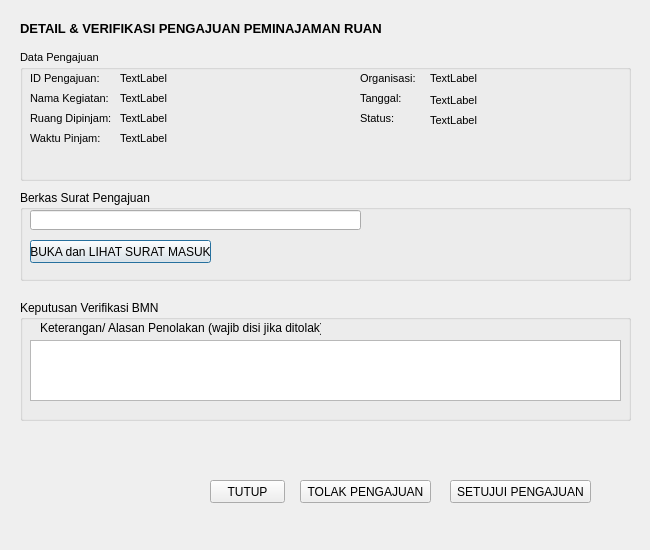
Qt form ui/detail_dan_verifikasi_pengajuan.ui (Ariel-F-S/SistemPeminjamanRuangPolinemaKampusKediri) before a commit.
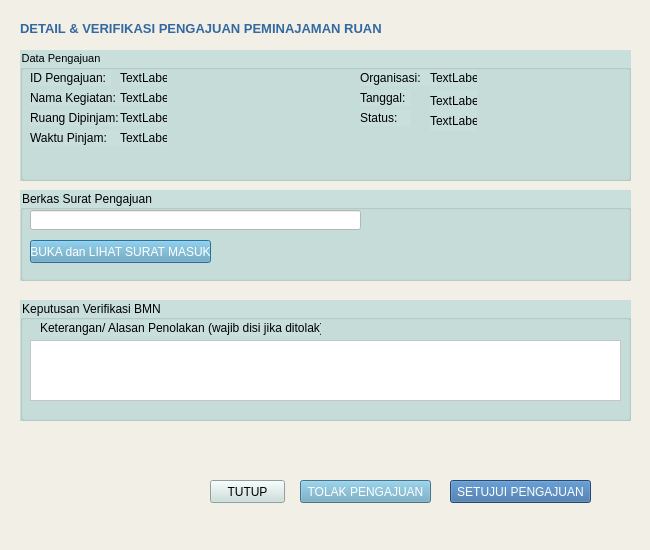
The same form after that commit.

The edit to the form file:
```diff
--- a/ui/detail_dan_verifikasi_pengajuan.ui
+++ b/ui/detail_dan_verifikasi_pengajuan.ui
@@ -13,6 +13,9 @@
   <property name="windowTitle">
    <string>Dialog</string>
   </property>
+  <property name="styleSheet">
+   <string notr="true">background-color: #F2EFE7;</string>
+  </property>
   <widget class="QLabel" name="label">
    <property name="geometry">
     <rect>
@@ -29,6 +32,9 @@
      <bold>true</bold>
     </font>
    </property>
+   <property name="styleSheet">
+    <string notr="true">color: #3368A0;</string>
+   </property>
    <property name="text">
     <string>DETAIL &amp; VERIFIKASI PENGAJUAN PEMINAJAMAN RUANG</string>
    </property>
@@ -47,6 +53,9 @@
      <pointsize>8</pointsize>
     </font>
    </property>
+   <property name="styleSheet">
+    <string notr="true">background-color: #C8DFDB;</string>
+   </property>
    <property name="title">
     <string>Data Pengajuan</string>
    </property>
@@ -242,6 +251,9 @@
      <height>91</height>
     </rect>
    </property>
+   <property name="styleSheet">
+    <string notr="true">background-color: #C8DFDB;</string>
+   </property>
    <property name="title">
     <string>Berkas Surat Pengajuan</string>
    </property>
@@ -254,6 +266,9 @@
       <height>20</height>
      </rect>
     </property>
+    <property name="styleSheet">
+     <string notr="true">background-color: white;</string>
+    </property>
    </widget>
    <widget class="QPushButton" name="pushButton">
     <property name="geometry">
@@ -264,6 +279,10 @@
       <height>23</height>
      </rect>
     </property>
+    <property name="styleSheet">
+     <string notr="true">background-color: #66A3BF;
+color: white;</string>
+    </property>
     <property name="text">
      <string>BUKA dan LIHAT SURAT MASUK</string>
     </property>
@@ -278,6 +297,9 @@
      <height>121</height>
     </rect>
    </property>
+   <property name="styleSheet">
+    <string notr="true">background-color: #C8DFDB;</string>
+   </property>
    <property name="title">
     <string>Keputusan Verifikasi BMN</string>
    </property>
@@ -290,6 +312,9 @@
       <height>61</height>
      </rect>
     </property>
+    <property name="styleSheet">
+     <string notr="true">background-color: white;</string>
+    </property>
    </widget>
    <widget class="QLabel" name="label_16">
     <property name="geometry">
@@ -314,6 +339,9 @@
      <height>23</height>
     </rect>
    </property>
+   <property name="styleSheet">
+    <string notr="true">background-color: #C8DFDB;</string>
+   </property>
    <property name="text">
     <string>TUTUP</string>
    </property>
@@ -327,6 +355,10 @@
      <height>23</height>
     </rect>
    </property>
+   <property name="styleSheet">
+    <string notr="true">background-color: #66A3BF;
+color: white;</string>
+   </property>
    <property name="text">
     <string>TOLAK PENGAJUAN</string>
    </property>
@@ -340,6 +372,10 @@
      <height>23</height>
     </rect>
    </property>
+   <property name="styleSheet">
+    <string notr="true">background-color: #3368A0;
+color: white;</string>
+   </property>
    <property name="text">
     <string>SETUJUI PENGAJUAN</string>
    </property>
```
